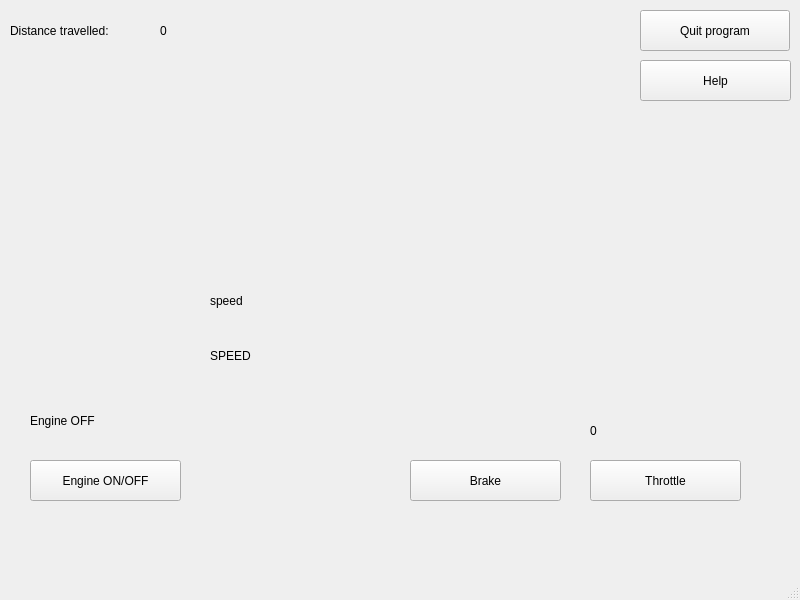
Old version of the form mainwindow.ui in the repository lbobiko/car_gui.
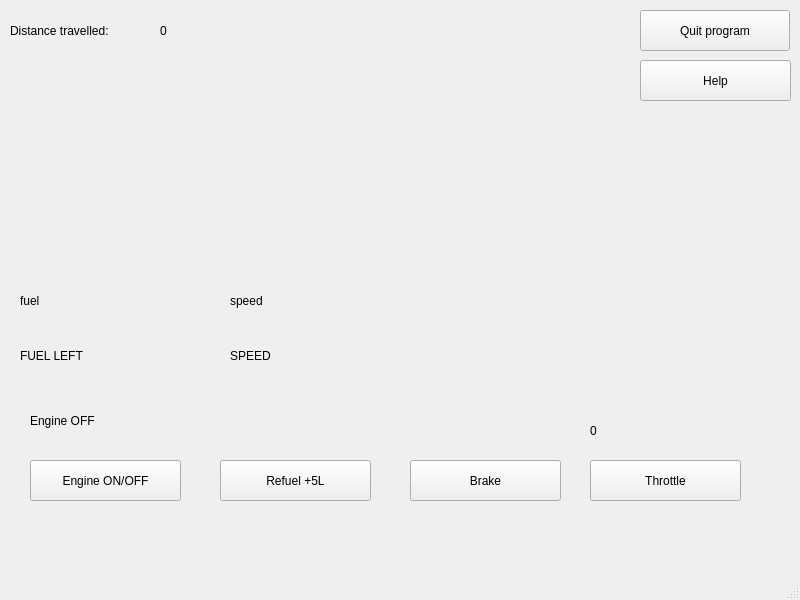
New version of the form.

Commit message: Added fuel consump.

```diff
--- a/mainwindow.ui
+++ b/mainwindow.ui
@@ -56,7 +56,7 @@
    <widget class="QLabel" name="speedInfo">
     <property name="geometry">
      <rect>
-      <x>210</x>
+      <x>230</x>
       <y>280</y>
       <width>111</width>
       <height>41</height>
@@ -69,7 +69,7 @@
    <widget class="QLabel" name="speedText">
     <property name="geometry">
      <rect>
-      <x>210</x>
+      <x>230</x>
       <y>340</y>
       <width>131</width>
       <height>31</height>
@@ -183,6 +183,45 @@
      <string>Help</string>
     </property>
    </widget>
+   <widget class="QLabel" name="fuelInfo">
+    <property name="geometry">
+     <rect>
+      <x>20</x>
+      <y>280</y>
+      <width>150</width>
+      <height>41</height>
+     </rect>
+    </property>
+    <property name="text">
+     <string>fuel</string>
+    </property>
+   </widget>
+   <widget class="QLabel" name="speedText_2">
+    <property name="geometry">
+     <rect>
+      <x>20</x>
+      <y>340</y>
+      <width>131</width>
+      <height>31</height>
+     </rect>
+    </property>
+    <property name="text">
+     <string>FUEL LEFT</string>
+    </property>
+   </widget>
+   <widget class="QPushButton" name="refuelButton">
+    <property name="geometry">
+     <rect>
+      <x>220</x>
+      <y>460</y>
+      <width>151</width>
+      <height>41</height>
+     </rect>
+    </property>
+    <property name="text">
+     <string>Refuel +5L</string>
+    </property>
+   </widget>
   </widget>
   <widget class="QMenuBar" name="menubar">
    <property name="geometry">
```
The commit also changes 40 other files.
